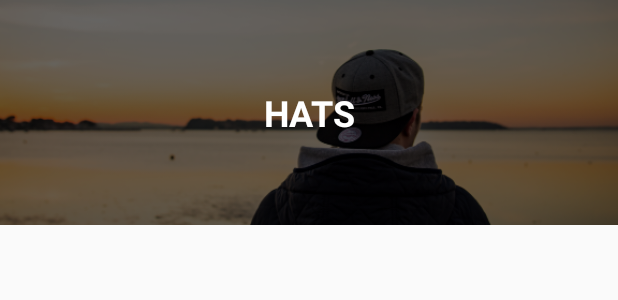
After one commit to coder15142/CoderSwag, an Android app: the layout category_list_item.xml on its own in the app's theme, with its tools: preview values and no code run, on a phone screen of 412 x 824 dp. The commit adds this screen. Shown: the top 300 px of the screen. Run offline under Robolectric (Android 15) with nearby library versions, the phone set to English and light mode, and no system bars.

Commit message:
lesson 02

```diff
--- a/app/src/main/java/com/example/coderswag/Model/Product.kt
+++ b/app/src/main/java/com/example/coderswag/Model/Product.kt
@@ -1,3 +1,7 @@
 package com.example.coderswag.Model
 
-class Product(val title: String, val price: String, val image: String)
+class Product(val title: String, val price: String, val image: String){
+    override fun toString(): String {
+        return title
+    }
+}
--- /dev/null
+++ b/app/src/main/res/layout/category_list_item.xml
@@ -0,0 +1,36 @@
+<?xml version="1.0" encoding="utf-8"?>
+<androidx.constraintlayout.widget.ConstraintLayout
+    xmlns:android="http://schemas.android.com/apk/res/android"
+    xmlns:app="http://schemas.android.com/apk/res-auto"
+    xmlns:tools="http://schemas.android.com/tools"
+    android:layout_width="match_parent"
+    android:layout_height="150dp">
+
+    <ImageView
+        android:id="@+id/categoryImage"
+        android:layout_width="0dp"
+        android:layout_height="150dp"
+        android:scaleType="centerCrop"
+        app:layout_constraintBottom_toBottomOf="parent"
+        app:layout_constraintEnd_toEndOf="parent"
+        app:layout_constraintHorizontal_bias="0.0"
+        app:layout_constraintStart_toStartOf="parent"
+        app:layout_constraintTop_toTopOf="parent"
+        app:layout_constraintVertical_bias="1.0"
+        tools:srcCompat="@drawable/hatimage" />
+
+    <TextView
+        android:id="@+id/categoryName"
+        android:layout_width="wrap_content"
+        android:layout_height="wrap_content"
+        android:layout_marginTop="8dp"
+        android:layout_marginBottom="8dp"
+        android:text="HATS"
+        android:textColor="#FFFFFF"
+        android:textSize="24sp"
+        android:textStyle="bold"
+        app:layout_constraintBottom_toBottomOf="parent"
+        app:layout_constraintEnd_toEndOf="parent"
+        app:layout_constraintStart_toStartOf="parent"
+        app:layout_constraintTop_toTopOf="parent" />
+</androidx.constraintlayout.widget.ConstraintLayout>
```
Also changed, not shown: app/src/main/java/com/example/coderswag/Controller/MainActivity.kt (+10 -0 lines), app/src/main/res/layout/activity_main.xml (+21 -3 lines).
